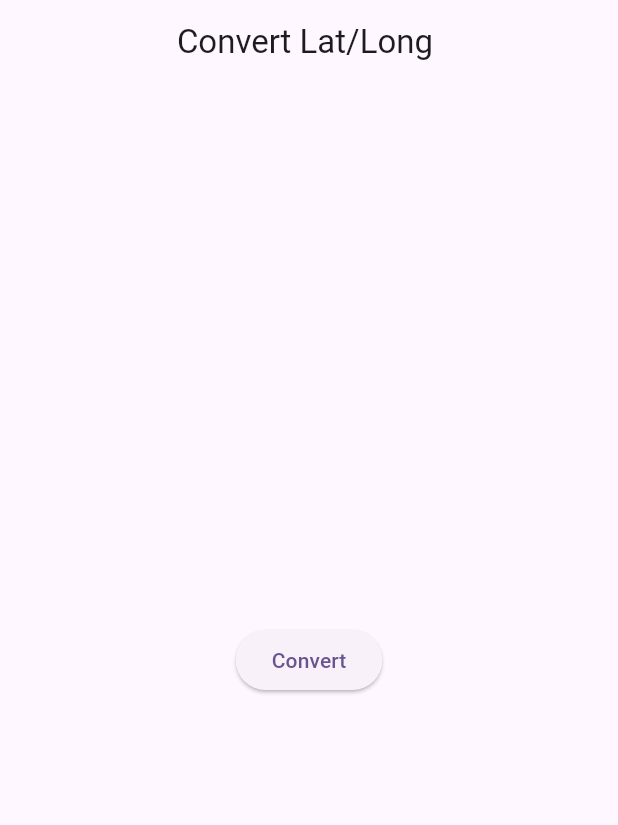
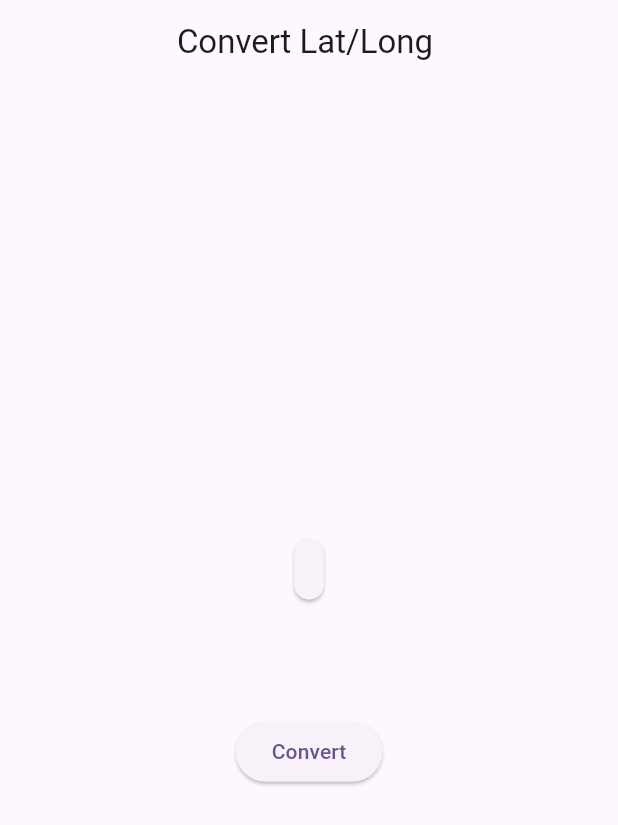
Before and after one commit to CodewithAnn/Learning-google-maps-api, a Flutter app: the screen it shows after launch, after a tap on "Convert", on a phone screen of 412 x 824 dp. Shown: the top 825 px of the screen. Run offline on Flutter 3.47's test engine with Material 3 defaults, Android fonts, the phone set to English and light mode, and no system bars; our stand-ins replace google_maps_flutter; missing offline and left inert: dart:ffi, flutter_geocoder.

Commit message:
showed address on screen
    - use setState to show the address to update an empty starting
      in card widget

```diff
--- a/lib/lat_long_convert.dart
+++ b/lib/lat_long_convert.dart
@@ -1,3 +1,5 @@
+import 'dart:ffi';
+
 import 'package:flutter/material.dart';
 import 'package:flutter_geocoder/geocoder.dart';
 
@@ -9,6 +11,7 @@ class LatLongToAdd extends StatefulWidget {
 }
 
 class _LatLongToAddState extends State<LatLongToAdd> {
+  String showAddress = "";
   @override
   Widget build(BuildContext context) {
     return Scaffold(
@@ -18,7 +21,20 @@ class _LatLongToAddState extends State<LatLongToAdd> {
       ),
       body: SafeArea(
           child: Center(
-        child: ElevatedButton(
+        child: Column(
+          mainAxisAlignment: MainAxisAlignment.center,
+          crossAxisAlignment: CrossAxisAlignment.center,
+          children: [
+            Card(
+              child: Padding(
+                padding: const EdgeInsets.all(10.0),
+                child: Text(showAddress),
+              ),
+            ),
+            SizedBox(
+              height: MediaQuery.of(context).size.height * 0.089,
+            ),
+            ElevatedButton(
                 onPressed: () async {
                   // For convert from  coordinate to Address(lat/long to Address)
                   final _coordinate =
@@ -33,13 +49,20 @@ class _LatLongToAddState extends State<LatLongToAdd> {
                       first.addressLine.toString());
 
                   // For Convert to coordinate from address(address to Lat/Long)
-              final query = "Hochschulstraße 1, 83024 Rosenheim, Germany";
+                  const query = "Hochschulstraße 1, 83024 Rosenheim, Germany";
                   var _coordinates =
                       await Geocoder.local.findAddressesFromQuery(query);
                   var latLong = _coordinates.first;
-              print("Lat/Long : " + _coordinates.first.coordinates.toString());
+                  print("Lat/Long : " +
+                      _coordinates.first.coordinates.toString());
+
+                  setState(() {
+                    showAddress = first.addressLine.toString();
+                  });
                 },
                 child: Text("Convert")),
+          ],
+        ),
       )),
     );
   }
```
Lines whose indentation alone changed are shown as unchanged.
